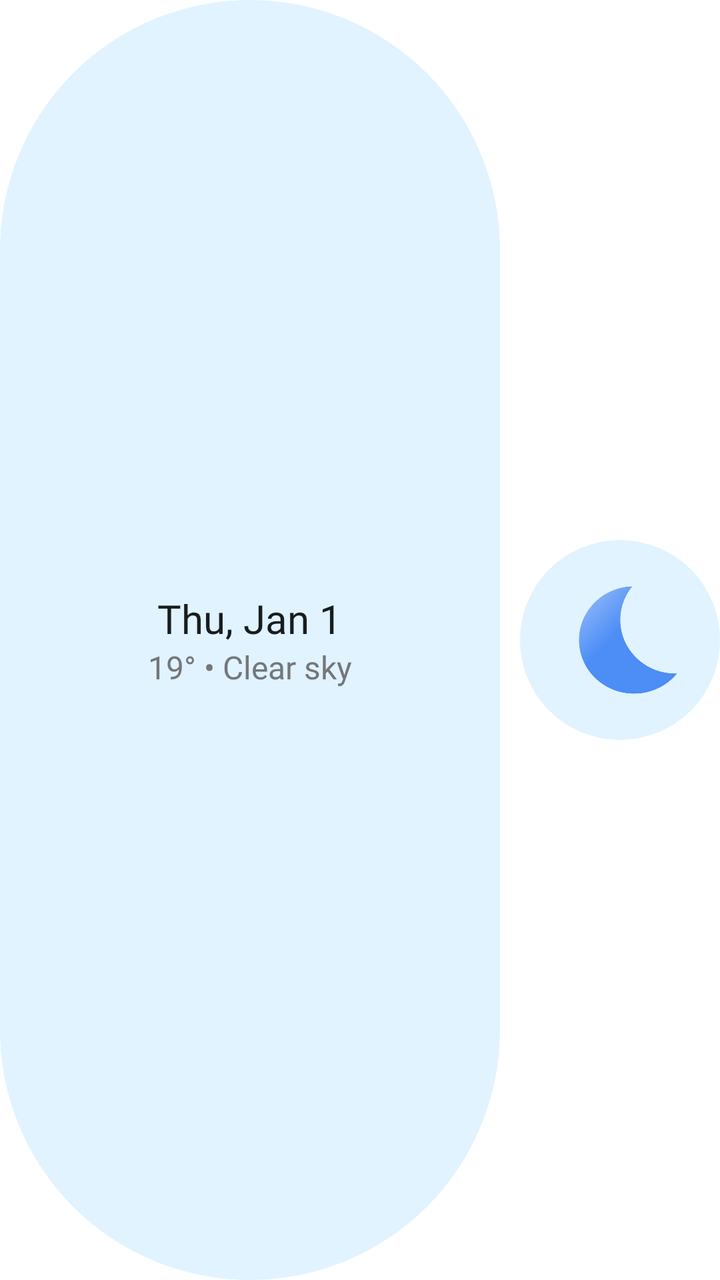
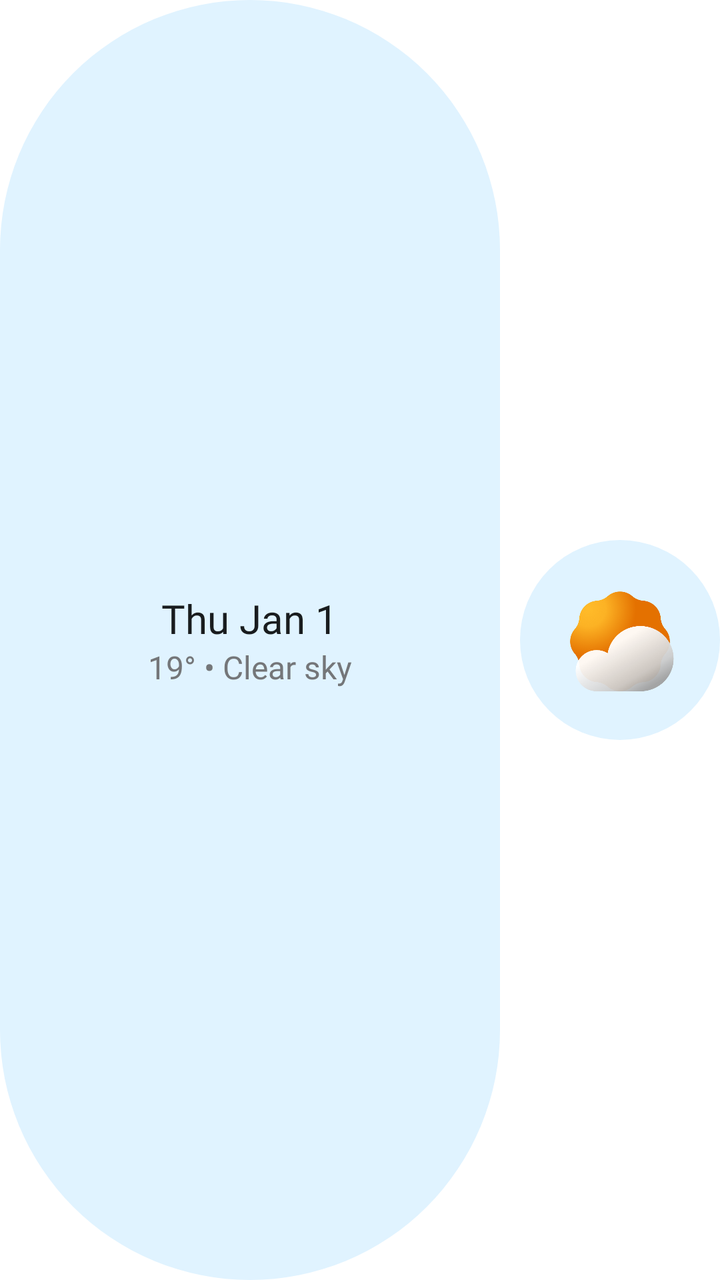

The first picture is an Android layout as it rendered before a commit; the second is the same layout after the commit. The layout source and the unified diff follow.
<!-- AndroidManifest.xml: fallback theme Theme.MaterialComponents.DayNight.NoActionBar -->
<!-- res/layout/date_current_temp_widget.xml -->
<?xml version="1.0" encoding="utf-8"?>
<LinearLayout xmlns:android="http://schemas.android.com/apk/res/android"
    android:id="@+id/widget_root_date_temp"
    android:layout_width="match_parent"
    android:layout_height="100dp"
    android:orientation="horizontal"
    android:gravity="center_vertical">


    <LinearLayout
        android:layout_width="0dp"
        android:layout_marginEnd="10dp"
        android:layout_weight="1"
        android:layout_height="match_parent"
        android:orientation="vertical"
        android:background="@drawable/rounded_widget_bg"
        android:gravity="center_vertical">

        <LinearLayout
            android:layout_width="match_parent"
            android:layout_height="wrap_content"
            android:orientation="vertical"
            android:gravity="center"
            >
            <TextClock
                android:id="@+id/current_widget_date"
                android:layout_width="wrap_content"
                android:layout_height="wrap_content"
                android:format12Hour="EEE, MMM d"
                android:format24Hour="EEE, MMM d"
                android:textColor="@color/colorOnBackground"
                android:fontFamily="@font/medium"
                android:gravity="center"
                android:textSize="20sp"
              />


        </LinearLayout>

        <LinearLayout
            android:layout_width="match_parent"
            android:layout_height="wrap_content"
            android:orientation="horizontal"
            android:gravity="center"
            >
            <TextView
                android:id="@+id/temp_time_temp_date_current"
                android:layout_width="wrap_content"
                android:layout_height="wrap_content"
                android:text="19° • "
                android:fontFamily="@font/regular"
                android:textColor="@color/colorOnSurfaceVariant"
                android:textSize="16sp"
                />
            <TextView
                android:id="@+id/condition_current_time_date_temp"
                android:layout_width="wrap_content"
                android:layout_height="wrap_content"
                android:text="Clear sky"
                android:fontFamily="@font/regular"
                android:textColor="@color/colorOnSurfaceVariant"
                android:textSize="16sp"
                />

        </LinearLayout>

    </LinearLayout>

    <LinearLayout
        android:layout_width="100dp"
        android:layout_height="100dp"
        android:orientation="horizontal"
        android:background="@drawable/rounded_widget_bg"
        android:gravity="center_vertical">

        <ImageView
            android:id="@+id/current_widget_temp_date_time_img"
            android:layout_width="56dp"
            android:layout_height="56dp"
            android:layout_marginLeft="26dp"
            android:src="@drawable/clear_night" />
    </LinearLayout>

</LinearLayout>
<!-- resources referenced by this layout -->
<resources>
  <color name="colorOnBackground">#191c20</color>
  <color name="colorOnSurfaceVariant">#44474e</color>
  <!-- drawable clear_night: png bitmap (drawable, 40954 bytes) -->
  <!-- drawable rounded_widget_bg (drawable) -->
  <shape xmlns:android="http://schemas.android.com/apk/res/android">
      <corners android:radius="999dp" />
      <solid android:color="@color/colorSurfaceContainer" />
  </shape>
  <color name="colorSurfaceContainer">#ededf4</color>
</resources>

<!-- the commit's change to res/layout/date_current_temp_widget.xml (unified diff, before → after) -->
@@ -26,8 +26,8 @@
                 android:id="@+id/current_widget_date"
                 android:layout_width="wrap_content"
                 android:layout_height="wrap_content"
-                android:format12Hour="EEE, MMM d"
-                android:format24Hour="EEE, MMM d"
+                android:format12Hour="EEE MMM d"
+                android:format24Hour="EEE MMM d"
                 android:textColor="@color/colorOnBackground"
                 android:fontFamily="@font/medium"
                 android:gravity="center"
@@ -77,8 +77,8 @@
             android:id="@+id/current_widget_temp_date_time_img"
             android:layout_width="56dp"
             android:layout_height="56dp"
-            android:layout_marginLeft="26dp"
-            android:src="@drawable/clear_night" />
+            android:layout_marginLeft="22dp"
+            android:src="@drawable/partly_cloudy" />
     </LinearLayout>
 
 </LinearLayout>
<!-- resource entries referenced after the edit -->
@@ -2,7 +2,7 @@
 <resources>
   <color name="colorOnBackground">#191c20</color>
   <color name="colorOnSurfaceVariant">#44474e</color>
-  <!-- drawable clear_night: png bitmap (drawable, 40954 bytes) -->
+  <!-- drawable partly_cloudy: png bitmap (drawable, 88122 bytes) -->
   <!-- drawable rounded_widget_bg (drawable) -->
   <shape xmlns:android="http://schemas.android.com/apk/res/android">
       <corners android:radius="999dp" />
